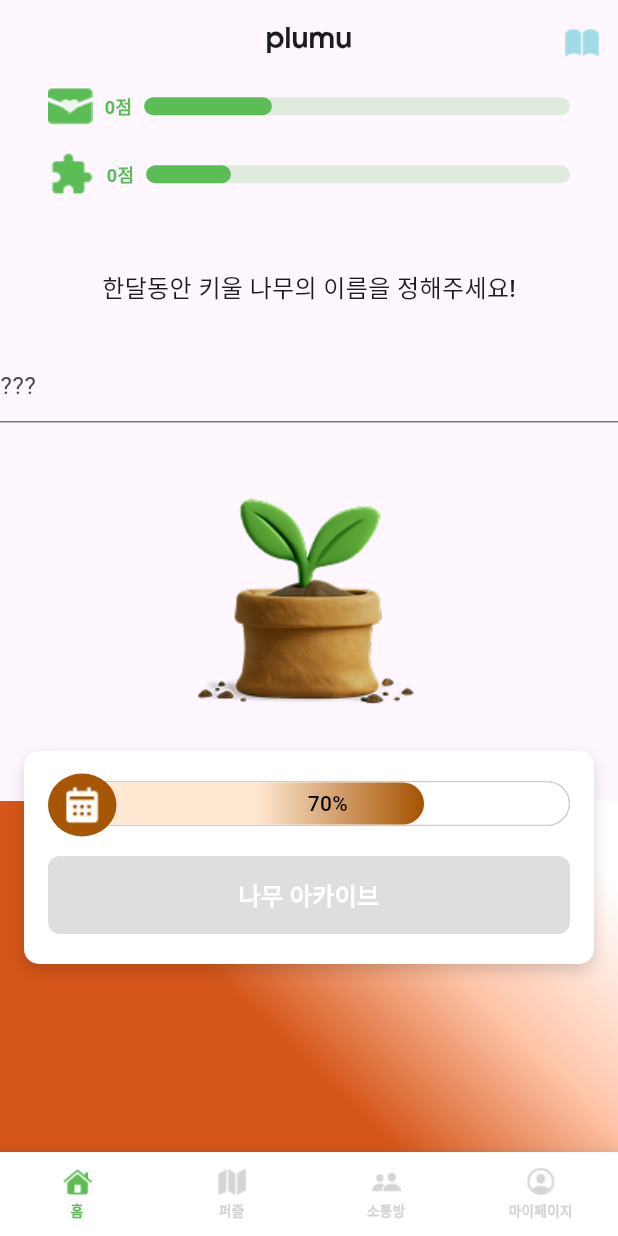
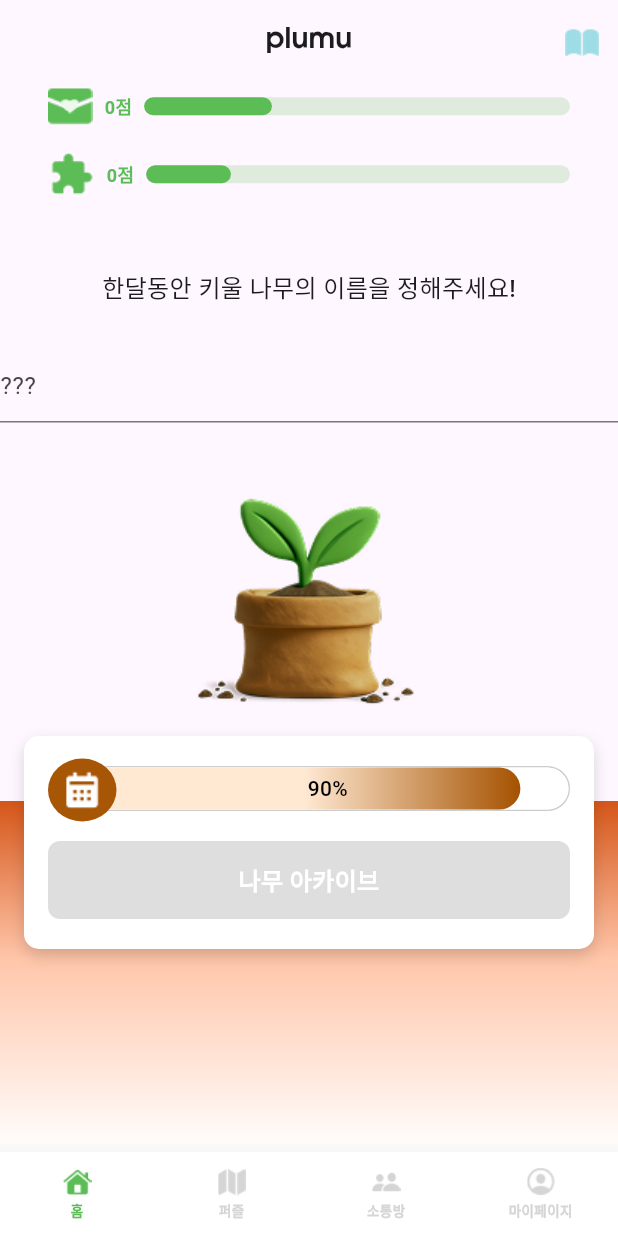
Before and after one commit to artificialSW/app-frontend, a Flutter app: the screen it shows after launch, on a phone screen of 412 x 824 dp. Run offline on Flutter 3.47's test engine with Material 3 defaults, Android fonts, the phone set to English and light mode, and no system bars; our stand-ins replace image_picker; accounts and stored records are empty; Roboto replaces fonts that are missing (Pretendard); project files that could hold a hidden picture were left out.

Commit message:
배경색 수정

```diff
--- a/lib/features/home/constants/seasonal_colors.dart
+++ b/lib/features/home/constants/seasonal_colors.dart
@@ -51,5 +51,4 @@ class SeasonalColors {
       return [AppColors.plumu_winter_bar_start, AppColors.plumu_winter_bar_end];
     }
   }
-
 }
--- a/lib/features/home/home_mainpage.dart
+++ b/lib/features/home/home_mainpage.dart
@@ -105,7 +105,7 @@ class _HomeRootState extends State<HomeRoot> {
     // 진행률 값들 (임시 하드코딩, 추후 실제 데이터로 교체 예정)
     const double chatPercent = 0.3; // 메시지 진행률
     const double puzzlePercent = 0.2; // 퍼즐 진행률
-    const double treePercent = 0.7; // 트리 성장 진행률
+    const double treePercent = 0.9; // 트리 성장 진행률
 
     return Scaffold(
       appBar: HomeTopBar(),
@@ -120,9 +120,11 @@ class _HomeRootState extends State<HomeRoot> {
             child: Container(
               decoration: BoxDecoration(
                 gradient: LinearGradient(
-                  begin: Alignment(1.15, -0.26),
-                  end: Alignment(0.38, 1.15),
+                  begin: Alignment.bottomCenter,        // ← 수직 시작
+                  end: Alignment.topCenter,       // ← 수직 끝
                   colors: SeasonalColors.getBackgroundColors(),
+                  stops: const [0.0, 0.55, 1.0],     // 전환 지점 고정(중간색 비율 보장)
+                  tileMode: TileMode.clamp,
                 ),
               ),
             ),
@@ -207,7 +209,7 @@ class _HomeRootState extends State<HomeRoot> {
                     ),
                   ],
 
-                  const SizedBox(height: 20),
+                  const SizedBox(height: 10),
                   BottomProgressBar(
                     progress: treePercent,
                     calendarCircleColor: SeasonalColors.getCalendarColor(),
```
